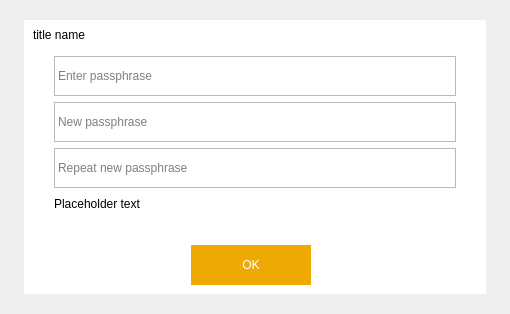
The window that src/qt/forms/askpassphrasedialog.ui (MassGrid/MassGrid) describes before a commit, drawn with Qt 5.
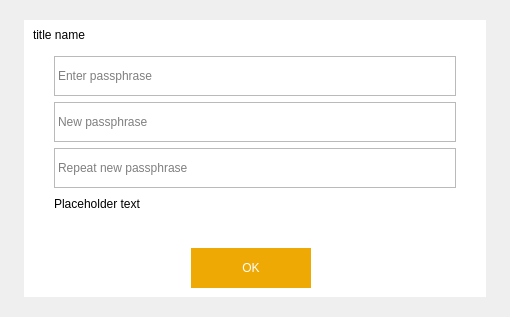
The same window after the commit. Icons and pictures are not drawn.

```diff
--- a/src/qt/forms/askpassphrasedialog.ui
+++ b/src/qt/forms/askpassphrasedialog.ui
@@ -7,7 +7,7 @@
     <x>0</x>
     <y>0</y>
     <width>510</width>
-    <height>314</height>
+    <height>317</height>
    </rect>
   </property>
   <property name="sizePolicy">
```
Left out of the diff: 3 changed lines with no effect on the pictures.
